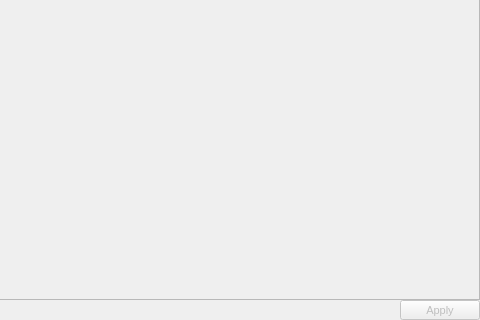
Old version of the form src/widgets/cameracontrolswidget.ui in the repository GuLinux/PlanetaryImager; both pictures show x 194 to 674 and y 453 to 773 of the 674 by 773 pixel window.
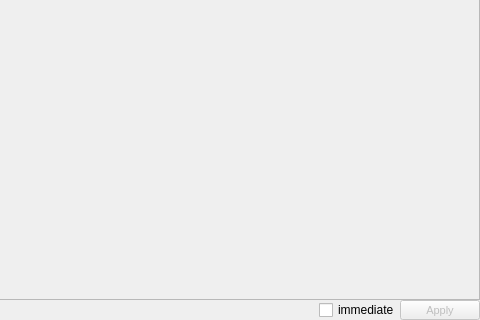
New version of the form.

What changed in the file:
```diff
--- a/src/widgets/cameracontrolswidget.ui
+++ b/src/widgets/cameracontrolswidget.ui
@@ -132,6 +132,16 @@
        </property>
       </spacer>
      </item>
+     <item>
+      <widget class="QCheckBox" name="immediate">
+       <property name="toolTip">
+        <string>Apply changes immediately</string>
+       </property>
+       <property name="text">
+        <string>immediate</string>
+       </property>
+      </widget>
+     </item>
      <item>
       <widget class="QPushButton" name="apply">
        <property name="enabled">
```
Left out of the diff: 2 changed lines with no effect on the pictures.
